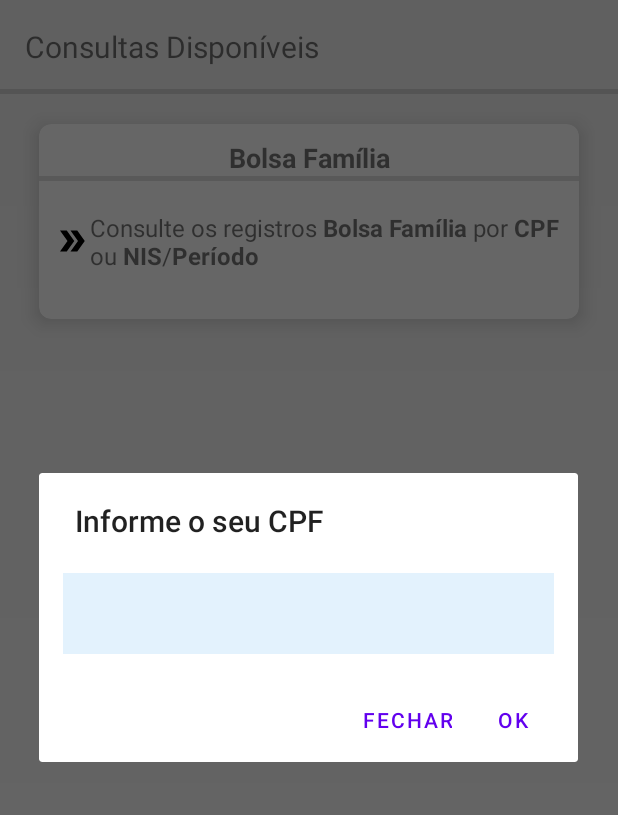
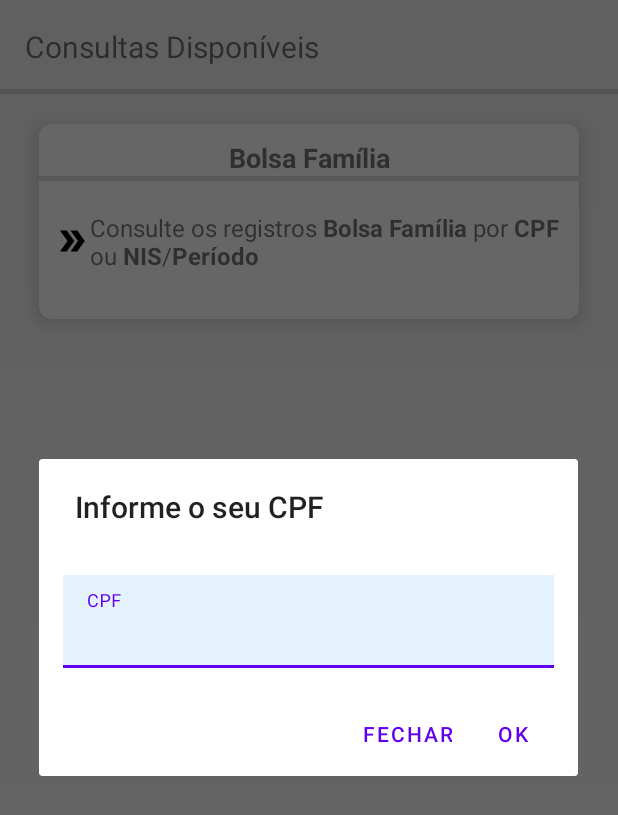
Before and after one commit to Mouthlolses/app_beneficiogov, an Android app: the ConsultationActivity screen opened directly, with no data from a screen before it, after a tap on "Bolsa Família", on a phone screen of 412 x 824 dp. Shown: the top 815 px of the screen. Run offline under Robolectric (Android 15) with nearby library versions, the phone set to English and light mode, and no system bars; Roboto replaces fonts that are not available here.

Commit message:
dialog_add

```diff
--- a/app/src/main/java/com/example/beneficios_gov/presentation/dialog/BuscaDialog.kt
+++ /dev/null
@@ -1,6 +0,0 @@
-package com.example.beneficios_gov.presentation.dialog
-
-import android.content.Context
-
-class BuscaDialog(private val context: Context) {
-}
--- a/app/src/main/res/layout/activity_consultation.xml
+++ b/app/src/main/res/layout/activity_consultation.xml
@@ -82,5 +82,4 @@
     </com.google.android.material.card.MaterialCardView>
 
 
-
 </androidx.constraintlayout.widget.ConstraintLayout>
--- a/app/src/main/res/layout/dialog_custom.xml
+++ b/app/src/main/res/layout/dialog_custom.xml
@@ -9,14 +9,18 @@
     <com.google.android.material.textfield.TextInputLayout
         android:layout_width="match_parent"
         android:layout_height="wrap_content"
-        app:boxBackgroundMode="outline">
+        android:layout_marginTop="16dp"
+        android:hint="@string/cpf"
+        app:boxBackgroundMode="filled">
 
         <com.google.android.material.textfield.TextInputEditText
             android:id="@+id/editTextInput"
             android:layout_width="match_parent"
             android:layout_height="wrap_content"
             android:background="@color/blue_light"
-            android:padding="16dp" />
+            android:inputType="number"
+            android:maxLength="11"
+            android:padding="20dp"/>
     </com.google.android.material.textfield.TextInputLayout>
 
 </LinearLayout>
--- a/app/src/main/res/values/strings.xml
+++ b/app/src/main/res/values/strings.xml
@@ -2,4 +2,5 @@
     <string name="app_name">beneficios_gov</string>
     <string name="consulta_cpfandnis">Consulte os registros <b>Bolsa Família</b> por <b>CPF</b> ou <b>NIS</b>/<b>Período</b></string>
     <string name="consulte_seu_beneficio">Consulte Seu Beneficio</string>
+    <string name="cpf">CPF</string>
 </resources>
```
Also changed, not shown: app/src/main/java/com/example/beneficios_gov/data/api/BolsaFamiliaApi.kt (+0 -12 lines), app/src/main/java/com/example/beneficios_gov/data/api/RetrofitClient.kt (+0 -16 lines), app/src/main/java/com/example/beneficios_gov/presentation/ui/consulta/ConsultationActivity.kt (+12 -9 lines).
